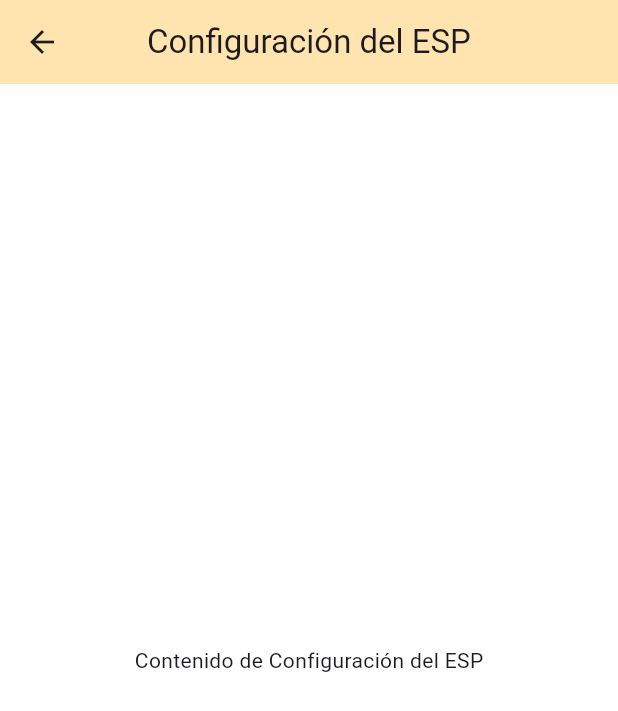
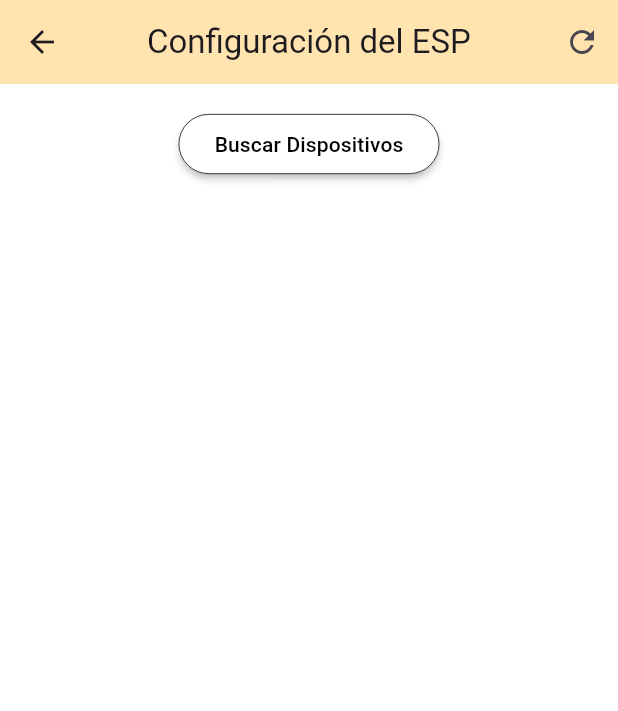
Before and after one commit to alek-777/AppMonitoreo, a Flutter app: the screen it shows after launch, after a tap on "Configuración del ESP", on a phone screen of 412 x 824 dp. Shown: the top 711 px of the screen. Run offline on Flutter 3.47's test engine with Material 3 defaults, Android fonts, the phone set to English and light mode, and no system bars; our stand-ins replace flutter_blue_plus, flutter_svg, permission_handler.

Commit message:
Todo pal bluetooth miado

```diff
--- a/lib/ESPScreen.dart
+++ b/lib/ESPScreen.dart
@@ -1,4 +1,6 @@
 import 'package:flutter/material.dart';
+import 'package:flutter_blue_plus/flutter_blue_plus.dart';
+import 'package:permission_handler/permission_handler.dart';
 
 class ESPScreen extends StatelessWidget {
   const ESPScreen({super.key});
@@ -6,12 +8,116 @@ class ESPScreen extends StatelessWidget {
   @override
   Widget build(BuildContext context) {
     return Scaffold(
-      appBar: AppBar(
-        title: const Text('Configuración del ESP'),
-        centerTitle: true,
-        backgroundColor: Color(0xffFFE4AF),
+      body: Container(
+        alignment: Alignment.center,
+        child: BluetoothScannerScreen(),
       ),
-      body: const Center(child: Text('Contenido de Configuración del ESP')),
     );
   }
 }
+
+class BluetoothScannerScreen extends StatefulWidget {
+  const BluetoothScannerScreen({super.key});
+
+  @override
+  State<BluetoothScannerScreen> createState() => _BluetoothScannerScreenState();
+}
+
+class _BluetoothScannerScreenState extends State<BluetoothScannerScreen> {
+  List<BluetoothDevice> devices = [];
+  bool isScanning = false;
+
+  @override
+  void initState() {
+    super.initState();
+    _checkPermissions();
+  }
+
+  Future<void> _checkPermissions() async {
+    await [
+      Permission.bluetooth,
+      Permission.bluetoothConnect,
+      Permission.bluetoothScan,
+      Permission.locationWhenInUse,
+    ].request();
+  }
+
+  void _startScan() async {
+    if (isScanning) return;
+
+    setState(() {
+      isScanning = true;
+      devices.clear();
+    });
+
+    // Escuchar resultados del escaneo
+    FlutterBluePlus.scanResults.listen((results) {
+      for (ScanResult result in results) {
+        if (!devices.contains(result.device)) {
+          setState(() {
+            devices.add(result.device);
+          });
+        }
+      }
+    });
+
+    // Iniciar escaneo por 15 segundos
+    await FlutterBluePlus.startScan(timeout: const Duration(seconds: 30));
+
+    setState(() {
+      isScanning = false;
+    });
+  }
+
+  @override
+  Widget build(BuildContext context) {
+    return Scaffold(
+      appBar: AppBar(
+        title: const Text('Configuración del ESP'),
+        backgroundColor: Color(0xffFFE4AF),
+        centerTitle: true,
+        actions: [
+          IconButton(icon: const Icon(Icons.refresh), onPressed: _startScan),
+        ],
+      ),
+      body: Column(
+        children: [
+          Padding(
+            padding: const EdgeInsets.all(16.0),
+            child: ElevatedButton(
+              onPressed: _startScan,
+              style: ElevatedButton.styleFrom(
+                backgroundColor: Colors.white,
+                foregroundColor: Colors.black,
+                elevation: 2,
+                side: BorderSide(color: Colors.black, width: 0.5),
+              ),
+              child: Text(
+                isScanning ? 'Escaneando...' : 'Buscar Dispositivos',
+                maxLines: 2,
+              ),
+            ),
+          ),
+          Expanded(
+            child: ListView.builder(
+              itemCount: devices.length,
+              itemBuilder: (context, index) {
+                final device = devices[index];
+                return ListTile(
+                  leading: const Icon(Icons.bluetooth),
+                  title: Text(
+                    device.platformName.isEmpty
+                        ? 'Dispositivo Desconocido'
+                        : device.platformName,
+                  ),
+                  subtitle: Text(device.remoteId.toString()),
+                  trailing: Text(device.platformName),
+                );
+              },
+            ),
+          ),
+        ],
+      ),
+    );
+  }
+}
--- a/pubspec.yaml
+++ b/pubspec.yaml
@@ -35,6 +35,8 @@ dependencies:
   # Use with the CupertinoIcons class for iOS style icons.
   cupertino_icons: ^1.0.8
   flutter_svg: ^2.2.0
+  flutter_blue_plus: ^1.35.5
+  permission_handler: ^12.0.1
 
 dev_dependencies:
   flutter_test:
```
Also changed, not shown: pubspec.lock, 4 other files.
